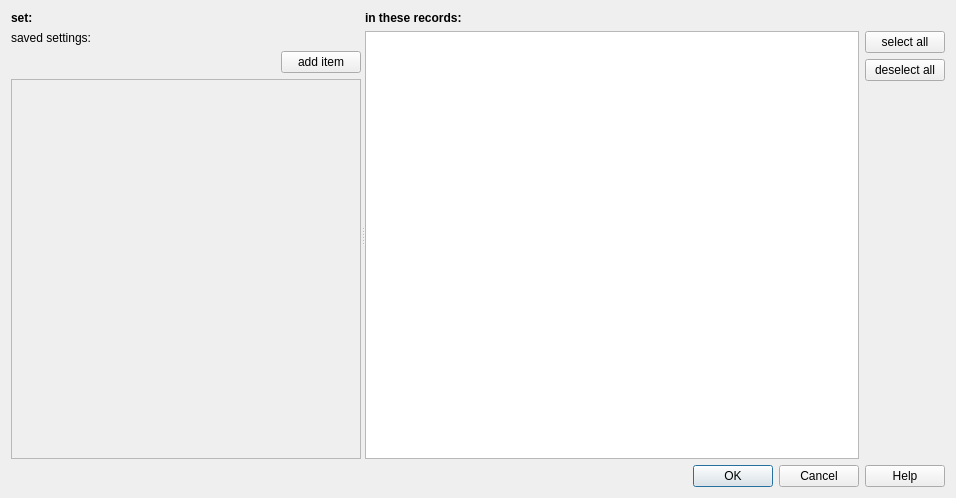
The window that application/dlgsetrdrpropertybyexpression.ui (jkriege2/QuickFit3) describes before a commit, drawn with Qt 5.
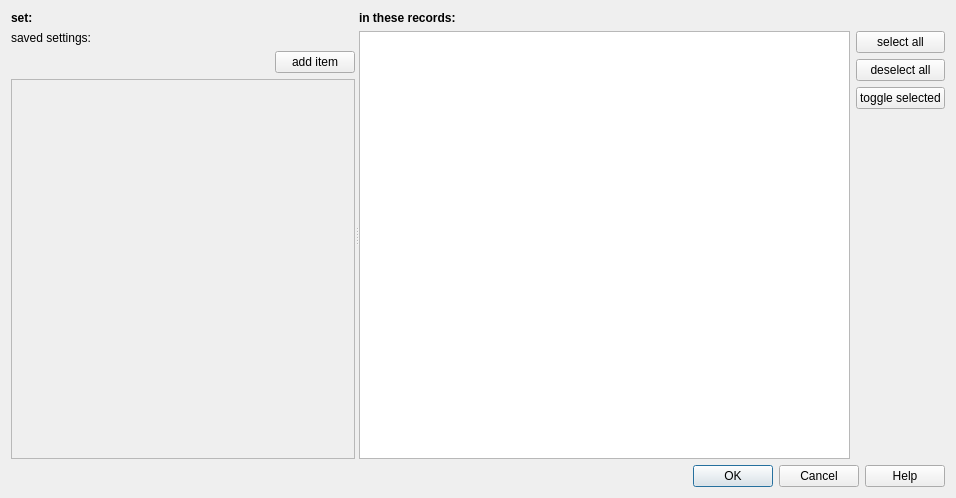
The same window after the commit. Icons and pictures are not drawn. Custom widgets are drawn as their Qt base class.

Diff of the .ui file:
```diff
--- a/application/dlgsetrdrpropertybyexpression.ui
+++ b/application/dlgsetrdrpropertybyexpression.ui
@@ -25,7 +25,7 @@
      <property name="orientation">
       <enum>Qt::Horizontal</enum>
      </property>
-     <widget class="QWidget" name="">
+     <widget class="QWidget" name="layoutWidget">
       <layout class="QVBoxLayout" name="verticalLayout_2">
        <item>
         <layout class="QHBoxLayout" name="horizontalLayout" stretch="0">
@@ -63,8 +63,8 @@
              <rect>
               <x>0</x>
               <y>0</y>
-              <width>346</width>
-              <height>373</height>
+              <width>379</width>
+              <height>382</height>
              </rect>
             </property>
            </widget>
@@ -102,7 +102,7 @@
        </item>
       </layout>
      </widget>
-     <widget class="QWidget" name="">
+     <widget class="QWidget" name="layoutWidget">
       <layout class="QGridLayout" name="gridLayout">
        <item row="1" column="0">
         <widget class="QListWidget" name="lstRDR">
@@ -130,6 +130,13 @@
            </property>
           </widget>
          </item>
+         <item>
+          <widget class="QPushButton" name="btnToggled">
+           <property name="text">
+            <string>toggle selected</string>
+           </property>
+          </widget>
+         </item>
          <item>
           <spacer name="verticalSpacer">
            <property name="orientation">
```
Left out of the diff: 3 changed lines with no effect on the pictures.
